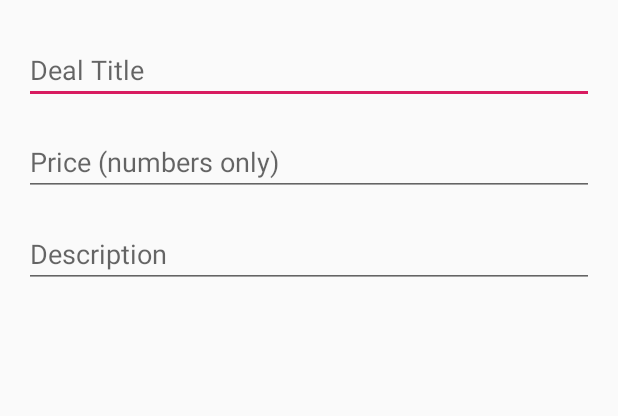
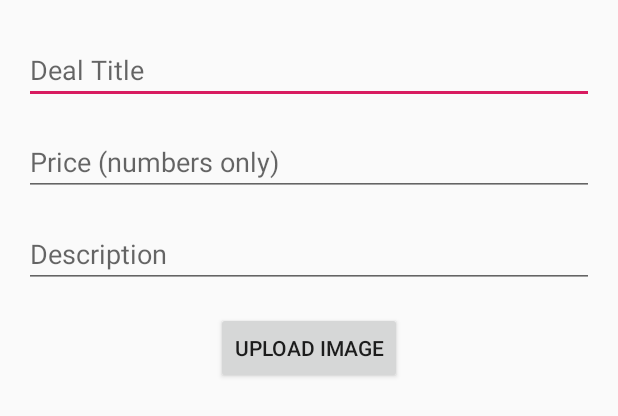
Before and after one commit to zadmainda/TravelMantics, an Android app: the layout activity_deal.xml on its own in the app's theme, with its tools: preview values and no code run, on a phone screen of 412 x 824 dp. Shown: the top 416 px of the screen. Run offline under Robolectric (Android 15) with nearby library versions, the phone set to English and light mode, and no system bars.

Commit message:
showing images with Firebase

```diff
--- a/app/build.gradle
+++ b/app/build.gradle
@@ -27,10 +27,12 @@ dependencies {
     androidTestImplementation 'androidx.test.espresso:espresso-core:3.2.0'
 //    implementation 'com.google.firebase:firebase-database:11.4.2'
     implementation 'com.google.firebase:firebase-database:17.0.0'
+    implementation 'com.google.firebase:firebase-storage:17.0.0'
 //   implementation 'com.firebaseui:firebase-ui-auth:3.0.0'
     implementation 'com.firebaseui:firebase-ui-auth:5.0.0'
     implementation 'com.google.firebase:firebase-auth:17.0.0'
 //    implementation 'com.google.firebase:firebase-auth:17.0.0'
     implementation 'androidx.recyclerview:recyclerview:1.0.0'
+    implementation 'com.squareup.picasso:picasso:2.5.2'
 }
 apply plugin: 'com.google.gms.google-services'
--- a/app/src/main/AndroidManifest.xml
+++ b/app/src/main/AndroidManifest.xml
@@ -10,6 +10,7 @@
         android:supportsRtl="true"
         android:theme="@style/AppTheme">
         <activity android:name=".ListActivity">
+            android:screenOrientation="portrait"
             <intent-filter>
                 <action android:name="android.intent.action.MAIN" />
 
@@ -17,7 +18,7 @@
             </intent-filter>
         </activity>
         <activity android:name=".DealActivity">
-
+            android:screenOrientation="portrait"
         </activity>
     </application>
 
--- a/app/src/main/res/layout/activity_insert.xml
+++ b/app/src/main/res/layout/activity_deal.xml
@@ -49,4 +49,31 @@
         app:layout_constraintEnd_toEndOf="parent"
         app:layout_constraintStart_toStartOf="parent"
         app:layout_constraintTop_toBottomOf="@+id/txtPrice" />
+
+    <Button
+        android:id="@+id/btnImage"
+        android:layout_width="wrap_content"
+        android:layout_height="wrap_content"
+        android:layout_marginStart="@dimen/text_margin_standard"
+        android:layout_marginLeft="8dp"
+        android:layout_marginTop="@dimen/text_margin_standard"
+        android:layout_marginEnd="@dimen/text_margin_standard"
+        android:layout_marginRight="8dp"
+        android:text="Upload Image"
+        app:layout_constraintEnd_toEndOf="parent"
+        app:layout_constraintStart_toStartOf="parent"
+        app:layout_constraintTop_toBottomOf="@+id/txtDescritption" />
+
+    <ImageView
+        android:id="@+id/image"
+        android:layout_width="wrap_content"
+        android:layout_height="wrap_content"
+        android:layout_marginStart="@dimen/text_margin_standard"
+        android:layout_marginEnd="@dimen/text_margin_standard"
+        android:layout_marginTop="@dimen/text_margin_standard"
+        android:layout_marginLeft="8dp"
+        app:layout_constraintEnd_toEndOf="parent"
+        app:layout_constraintStart_toStartOf="parent"
+        app:layout_constraintTop_toBottomOf="@+id/btnImage"
+        app:srcCompat="@android:color/transparent" />
 </androidx.constraintlayout.widget.ConstraintLayout>
```
Also changed, not shown: app/src/main/java/com/kinara/travelmantics/DealActivity.java (+95 -2 lines), app/src/main/java/com/kinara/travelmantics/DealAdapter.java (+16 -0 lines), app/src/main/java/com/kinara/travelmantics/FirebaseUtil.java (+10 -0 lines), app/src/main/java/com/kinara/travelmantics/TravelDeal.java (+7 -1 lines).
